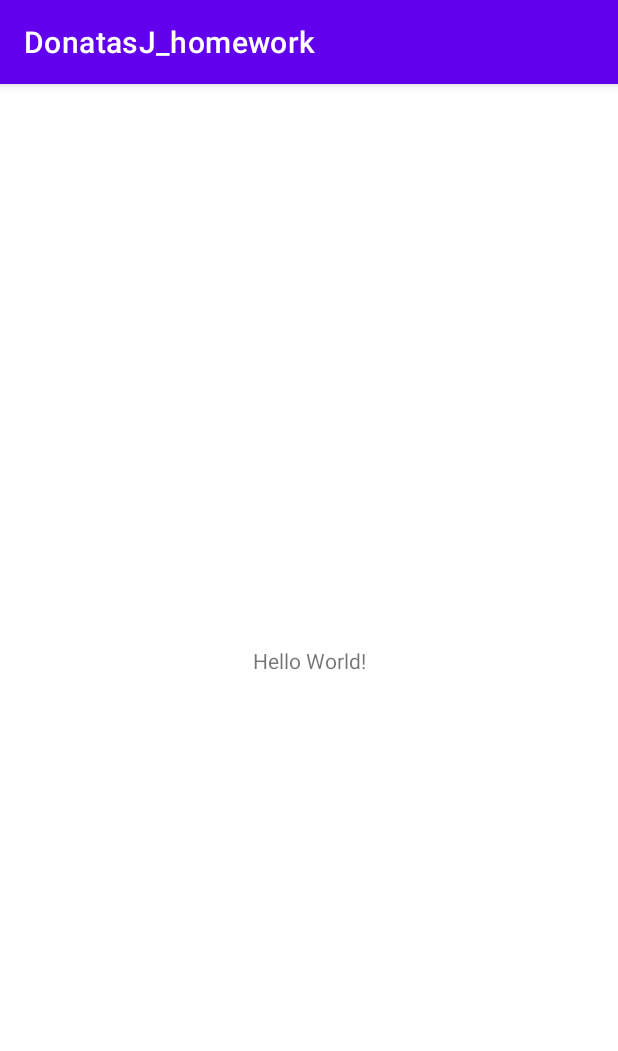
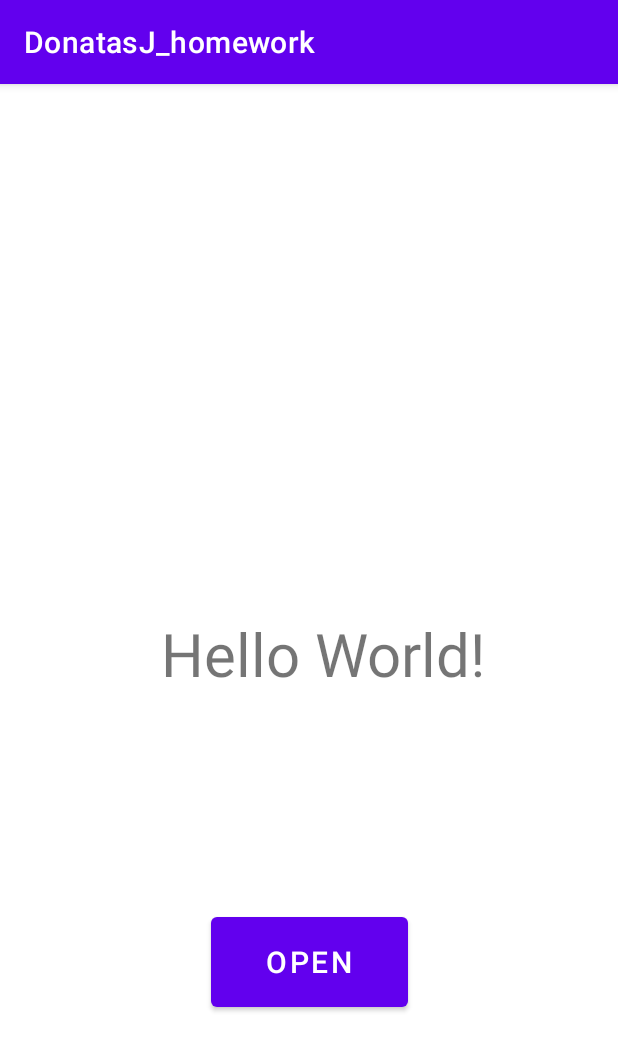
Before and after one commit to DonatasJur/DonatasJ_homework, an Android app: the screen it shows after launch (MainActivity), on a phone screen of 412 x 824 dp. Shown: the top 1051 px of the screen. Run offline under Robolectric (Android 15) with nearby library versions, the phone set to English and light mode, and no system bars.

Commit message:
Add button in activity_main.xml

```diff
--- a/app/src/main/res/layout/activity_main.xml
+++ b/app/src/main/res/layout/activity_main.xml
@@ -7,12 +7,31 @@
     tools:context=".MainActivity">
 
     <TextView
+        android:id="@+id/textView"
         android:layout_width="wrap_content"
         android:layout_height="wrap_content"
         android:text="Hello World!"
+        android:textSize="40sp"
+        android:visibility="visible"
         app:layout_constraintBottom_toBottomOf="parent"
+        app:layout_constraintEnd_toEndOf="parent"
+        app:layout_constraintHorizontal_bias="0.551"
         app:layout_constraintLeft_toLeftOf="parent"
         app:layout_constraintRight_toRightOf="parent"
-        app:layout_constraintTop_toTopOf="parent" />
+        app:layout_constraintStart_toStartOf="parent"
+        app:layout_constraintTop_toTopOf="parent"
+        app:layout_constraintVertical_bias="0.494" />
+
+    <Button
+        android:id="@+id/button"
+        android:layout_width="131dp"
+        android:layout_height="72dp"
+        android:text="OPEN"
+        android:textSize="20dp"
+        app:layout_constraintBottom_toBottomOf="parent"
+        app:layout_constraintEnd_toEndOf="parent"
+        app:layout_constraintStart_toStartOf="parent"
+        app:layout_constraintTop_toBottomOf="@+id/textView"
+        app:layout_constraintVertical_bias="0.494" />
 
 </androidx.constraintlayout.widget.ConstraintLayout>
```
